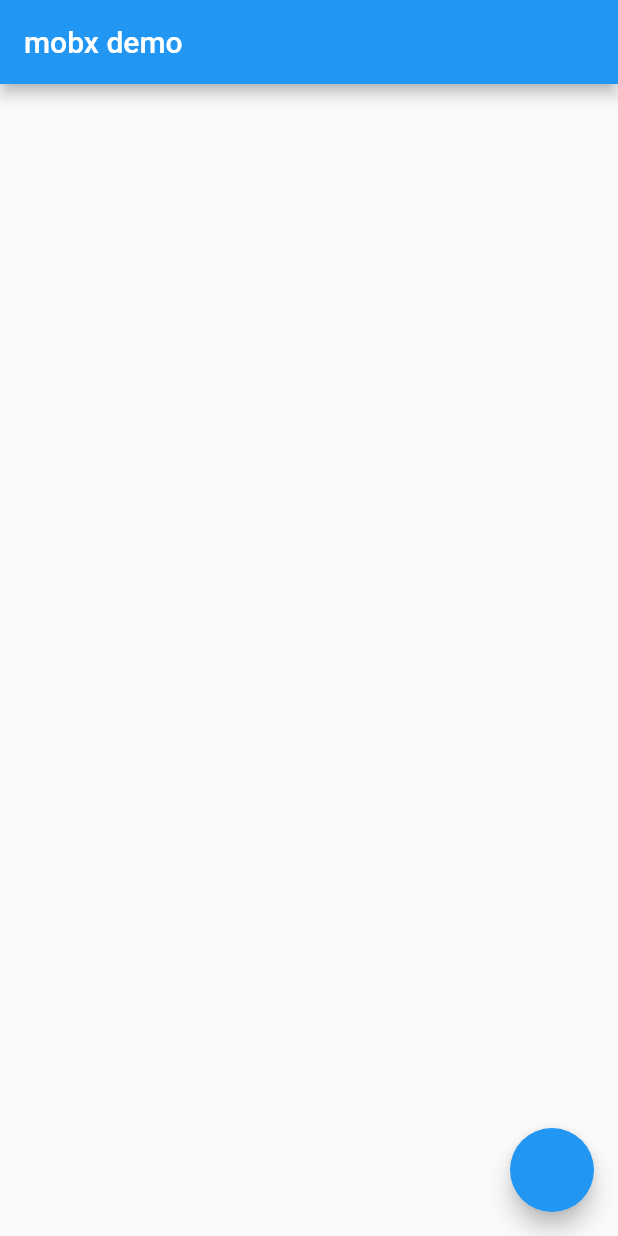
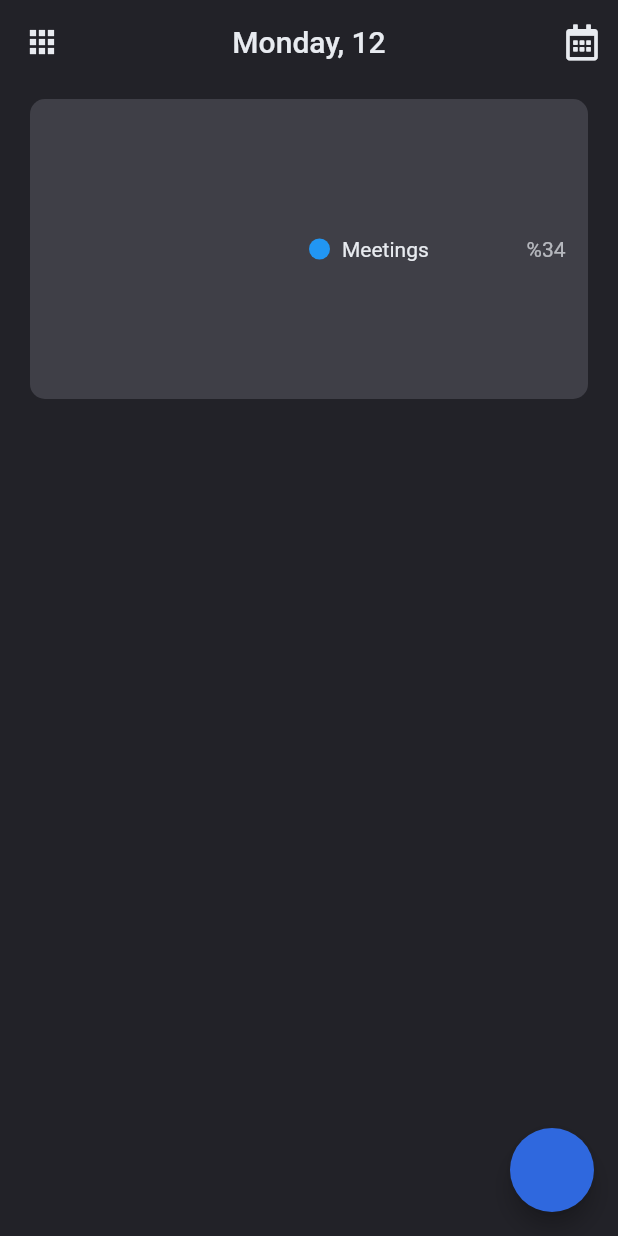
Before and after one commit to oguzhan2142/todo, a Flutter app: the screen it shows after launch, on a phone screen of 412 x 824 dp. Run offline on Flutter 3.47's test engine with Material 2 defaults, Android fonts, the phone set to English and light mode, and no system bars; drawn by our look-alikes of flutter_zoom_drawer; our stand-ins replace font_awesome_flutter.

Commit message:
create category label

```diff
--- /dev/null
+++ b/lib/constants/colors.dart
@@ -0,0 +1,8 @@
+import 'package:flutter/material.dart';
+
+abstract class AppColor {
+  static final Color lighter = Color.fromRGBO(63, 63, 71, 1);
+  static final Color darker = Color.fromRGBO(34, 34, 40, 1);
+  static final Color white = Color.fromRGBO(232, 235, 240, 1);
+  static final Color blue = Color.fromRGBO(47, 104, 222, 1);
+}
--- /dev/null
+++ b/lib/constants/values.dart
@@ -0,0 +1,6 @@
+abstract class Values {
+  static final cardRadius = 10.0;
+  static final cardPadding = 15.0;
+
+  static const categoryLabelRadius = 14.0;
+}
--- a/lib/main.dart
+++ b/lib/main.dart
@@ -1,5 +1,5 @@
 import 'package:flutter/material.dart';
-import 'package:todo/screens/main_screen.dart';
+import 'package:todo/screens/home_screen/home_screen.dart';
 
 void main() => runApp(MyApp());
 
@@ -8,7 +8,7 @@ class MyApp extends StatelessWidget {
   Widget build(BuildContext context) {
     return MaterialApp(
       title: 'Material App',
-      home: MainScreen(),
+      home: HomeScreen(),
     );
   }
 }
--- a/lib/screens/home_screen/home_screen.dart
+++ b/lib/screens/home_screen/home_screen.dart
@@ -1,10 +1,47 @@
 import 'package:flutter/material.dart';
+import 'package:font_awesome_flutter/font_awesome_flutter.dart';
+import 'package:todo/constants/colors.dart';
+import 'package:todo/screens/home_screen/widgets/progress_widget/progress_widget.dart';
 
 class HomeScreen extends StatelessWidget {
   @override
   Widget build(BuildContext context) {
-    return Container(
-
+    return Scaffold(
+      backgroundColor: AppColor.darker,
+      floatingActionButton: FloatingActionButton(
+        backgroundColor: AppColor.blue,
+        onPressed: () {},
+      ),
+      appBar: AppBar(
+        backgroundColor: AppColor.darker,
+        centerTitle: true,
+        elevation: 0,
+        leading: IconButton(
+          color: AppColor.white,
+          icon: Icon(Icons.apps),
+          onPressed: () {},
+        ),
+        title: Text(
+          'Monday, 12',
+          style: TextStyle(color: AppColor.white),
+        ),
+        actions: [
+          IconButton(
+            color: AppColor.white,
+            icon: Icon(FontAwesomeIcons.calendarAlt),
+            onPressed: () {},
+          )
+        ],
+      ),
+      body: Padding(
+        padding: const EdgeInsets.symmetric(
+          horizontal: 20,
+          vertical: 10,
+        ),
+        child: Column(
+          children: [ProgressWidget()],
+        ),
+      ),
     );
   }
 }
--- /dev/null
+++ b/lib/screens/home_screen/widgets/progress_widget/progress_widget.dart
@@ -0,0 +1,37 @@
+import 'package:flutter/material.dart';
+import 'package:todo/constants/colors.dart';
+import 'package:todo/constants/values.dart';
+import 'package:todo/screens/home_screen/widgets/progress_widget/widgets/category_label.dart';
+
+class ProgressWidget extends StatelessWidget {
+  @override
+  Widget build(BuildContext context) {
+    return Container(
+      width: double.infinity,
+      height: 200,
+      decoration: BoxDecoration(
+        color: AppColor.lighter,
+        borderRadius: BorderRadius.circular(Values.cardRadius),
+      ),
+      child: Padding(
+        padding: EdgeInsets.all(Values.cardPadding),
+        child: Row(
+          children: [
+            Flexible(
+              flex: 1,
+              child: Container(),
+            ),
+            Flexible(
+              flex: 1,
+              child: CategoryLabel(
+                color: Colors.blue,
+                label: 'Meetings',
+                percentage: 34,
+              ),
+            ),
+          ],
+        ),
+      ),
+    );
+  }
+}
--- /dev/null
+++ b/lib/screens/home_screen/widgets/progress_widget/widgets/category_label.dart
@@ -0,0 +1,54 @@
+import 'package:flutter/material.dart';
+import 'package:todo/constants/colors.dart';
+import 'package:todo/constants/values.dart';
+
+class CategoryLabel extends StatelessWidget {
+  final Color color;
+  final String label;
+  final double percentage;
+
+  const CategoryLabel({
+    Key? key,
+    required this.color,
+    required this.label,
+    required this.percentage,
+  }) : super(key: key);
+
+  @override
+  Widget build(BuildContext context) {
+    return Container(
+      child: Row(
+        mainAxisAlignment: MainAxisAlignment.spaceBetween,
+        children: [
+          Row(
+            children: [
+              Container(
+                width: Values.categoryLabelRadius,
+                height: Values.categoryLabelRadius,
+                decoration: BoxDecoration(
+                  shape: BoxShape.circle,
+                  color: color,
+                ),
+              ),
+              SizedBox(width: 8),
+              Text(
+                label,
+                style: TextStyle(
+                  color: AppColor.white,
+                  fontWeight: FontWeight.w400,
+                ),
+              ),
+            ],
+          ),
+          Text(
+            '%${percentage.toInt()}',
+            style: TextStyle(
+              color: AppColor.white.withOpacity(0.7),
+              fontWeight: FontWeight.w400,
+            ),
+          ),
+        ],
+      ),
+    );
+  }
+}
--- a/lib/screens/main_screen.dart
+++ /dev/null
@@ -1,31 +0,0 @@
-import 'package:flutter/material.dart';
-import 'package:flutter_zoom_drawer/flutter_zoom_drawer.dart';
-import 'package:todo/screens/home_screen/home_screen.dart';
-import 'package:todo/screens/menu_screen/menu_screen.dart';
-
-class MainScreen extends StatelessWidget {
-  @override
-  Widget build(BuildContext context) {
-    return Scaffold(
-        floatingActionButton: FloatingActionButton(
-          onPressed: () {},
-        ),
-        appBar: AppBar(
-          title: Text('mobx demo'),
-        ),
-        body: ZoomDrawer(
-          controller: ZoomDrawerController(),
-          style: DrawerStyle.DefaultStyle,
-          menuScreen: MenuScreen(),
-          mainScreen: HomeScreen(),
-          borderRadius: 24.0,
-          showShadow: true,
-          angle: -12.0,
-          backgroundColor: Colors.grey,
-          slideWidth: MediaQuery.of(context).size.width * .65,
-          openCurve: Curves.fastOutSlowIn,
-          closeCurve: Curves.bounceIn,
-        ),
-      );
-  }
-}
--- a/lib/screens/menu_screen/menu_screen.dart
+++ /dev/null
@@ -1,10 +0,0 @@
-import 'package:flutter/material.dart';
-
-class MenuScreen extends StatelessWidget {
-  @override
-  Widget build(BuildContext context) {
-    return Container(
-
-    );
-  }
-}
```
Also changed, not shown: pubspec.yaml (+3 -11 lines), pubspec.lock.
